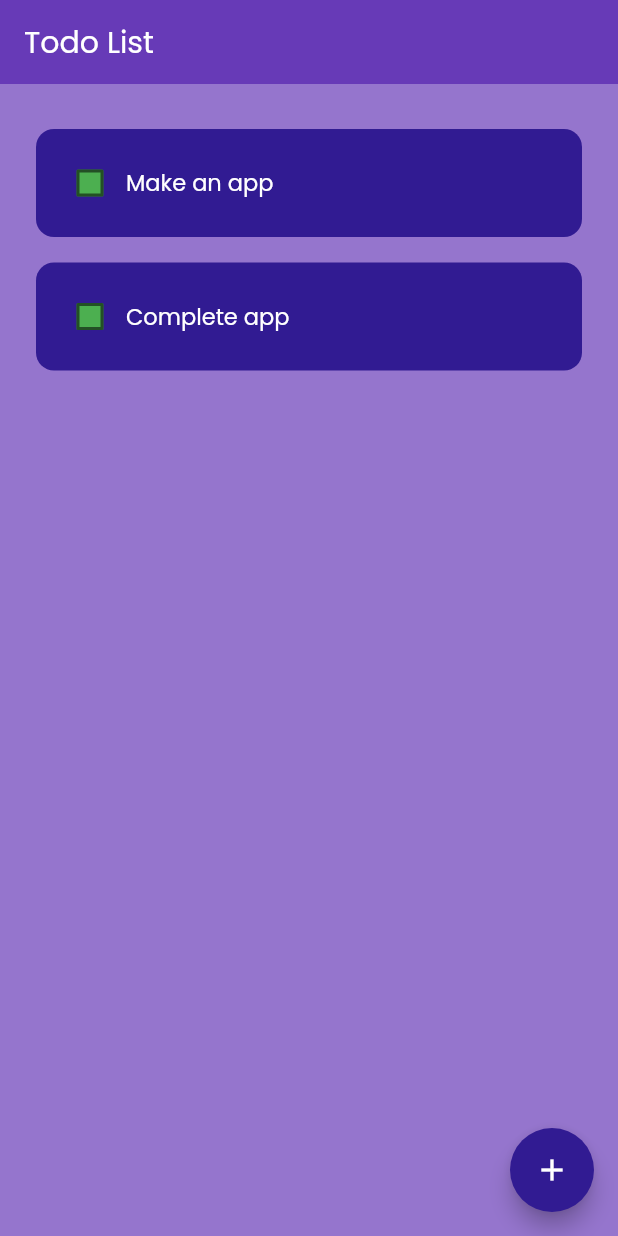
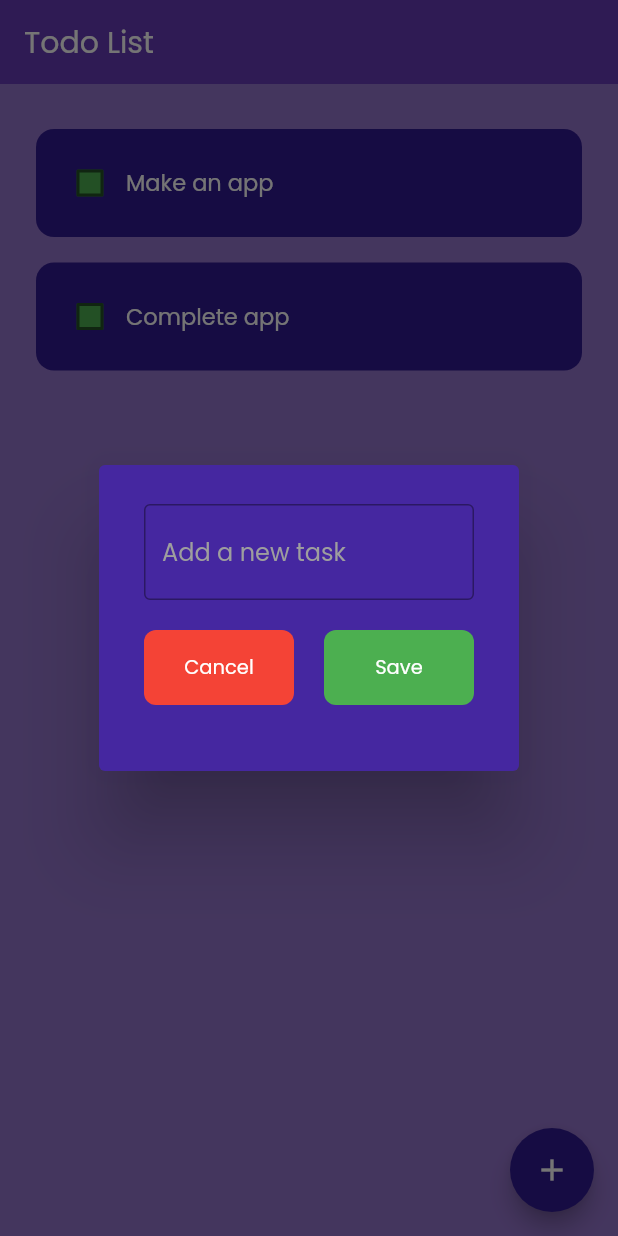
Before and after one commit to ziggy010/hive_practice, a Flutter app: the screen it shows after launch, after a tap on the "add" icon, on a phone screen of 412 x 824 dp. Run offline on Flutter 3.47's test engine with Material 2 defaults, Android fonts, the phone set to English and light mode, and no system bars.

```diff
--- /dev/null
+++ b/lib/components/alertDialog.dart
@@ -0,0 +1,67 @@
+import 'package:flutter/material.dart';
+import 'package:todo_hive/components/myButtons.dart';
+
+class AlertDialogComponent extends StatelessWidget {
+  VoidCallback onSave;
+  final controller;
+
+  AlertDialogComponent({
+    required this.onSave,
+    required this.controller,
+  });
+
+  @override
+  Widget build(BuildContext context) {
+    return AlertDialog(
+      backgroundColor: Colors.deepPurple.shade800,
+      content: Container(
+        height: 160,
+        decoration: BoxDecoration(
+          borderRadius: BorderRadius.circular(12),
+        ),
+        child: Padding(
+          padding: EdgeInsets.all(6),
+          child: Column(
+            children: [
+              TextField(
+                controller: controller,
+                cursorColor: Colors.white,
+                style: const TextStyle(
+                  color: Colors.white,
+                  fontFamily: 'poppins',
+                ),
+                decoration: const InputDecoration(
+                  border: OutlineInputBorder(),
+                  hintText: 'Add a new task',
+                  hintStyle: TextStyle(
+                    color: Colors.grey,
+                    fontFamily: 'poppins',
+                  ),
+                  focusedBorder: OutlineInputBorder(),
+                ),
+              ),
+              const SizedBox(
+                height: 20,
+              ),
+              Row(
+                mainAxisAlignment: MainAxisAlignment.spaceBetween,
+                children: [
+                  MyButton(
+                    buttonColor: Colors.red,
+                    buttonText: 'Cancel',
+                    onTap: () => Navigator.of(context).pop(),
+                  ),
+                  MyButton(
+                    buttonColor: Colors.green,
+                    buttonText: 'Save',
+                    onTap: onSave,
+                  ),
+                ],
+              ),
+            ],
+          ),
+        ),
+      ),
+    );
+  }
+}
--- /dev/null
+++ b/lib/components/myButtons.dart
@@ -0,0 +1,38 @@
+import 'package:flutter/material.dart';
+
+class MyButton extends StatelessWidget {
+  final Color buttonColor;
+  final String buttonText;
+  VoidCallback onTap;
+
+  MyButton({
+    required this.buttonColor,
+    required this.buttonText,
+    required this.onTap,
+  });
+
+  @override
+  Widget build(BuildContext context) {
+    return GestureDetector(
+      onTap: onTap,
+      child: Container(
+        height: 50,
+        width: 100,
+        decoration: BoxDecoration(
+          color: buttonColor,
+          borderRadius: BorderRadius.circular(8),
+        ),
+        child: Center(
+          child: Text(
+            buttonText,
+            style: TextStyle(
+              color: Colors.white,
+              fontFamily: 'poppins',
+              fontSize: 13,
+            ),
+          ),
+        ),
+      ),
+    );
+  }
+}
--- a/lib/pages/HomePage.dart
+++ b/lib/pages/HomePage.dart
@@ -1,4 +1,5 @@
 import 'package:flutter/material.dart';
+import 'package:todo_hive/components/alertDialog.dart';
 import 'package:todo_hive/components/todoTile.dart';
 
 class HomePage extends StatefulWidget {
@@ -7,6 +8,10 @@ class HomePage extends StatefulWidget {
 }
 
 class _HomePageState extends State<HomePage> {
+  //Textedition controller
+
+  final _controller = TextEditingController();
+
   // List of todolist;
   List ToDoList = [
     ['Make an app', false],
@@ -25,7 +30,10 @@ class _HomePageState extends State<HomePage> {
     showDialog(
       context: context,
       builder: (context) {
-        return Container();
+        return AlertDialogComponent(
+          controller: _controller,
+          onSave: () {},
+        );
       },
     );
   }
@@ -59,7 +67,7 @@ class _HomePageState extends State<HomePage> {
         ),
       ),
       floatingActionButton: FloatingActionButton(
-        onPressed: () {},
+        onPressed: addTask,
         backgroundColor: Colors.deepPurple.shade900,
         child: Icon(Icons.add),
       ),
```
